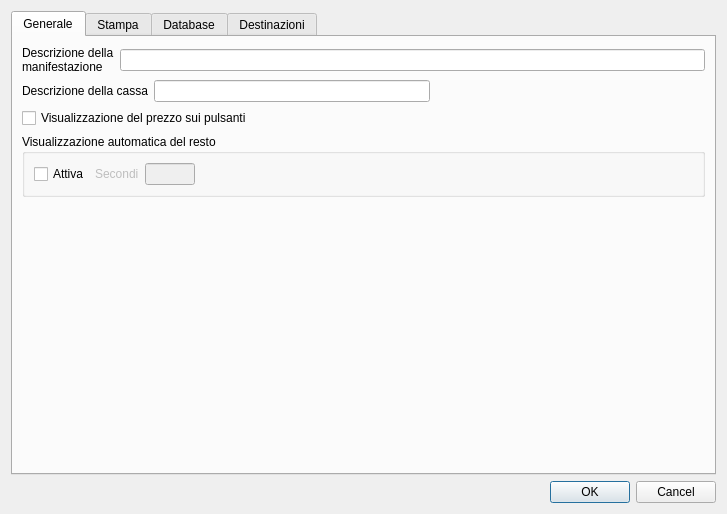
mtonin/gestcassa, file src/configurazionedlg.ui: the form before one commit.
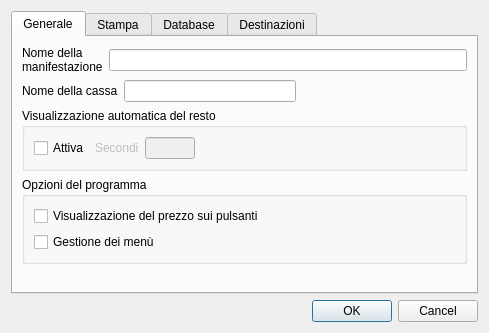
The form after the commit. Custom widgets are drawn as their Qt base class.

Commit message: - implementazioni per gestione menu

Patch:
```diff
--- a/src/configurazionedlg.ui
+++ b/src/configurazionedlg.ui
@@ -6,14 +6,14 @@
    <rect>
     <x>0</x>
     <y>0</y>
-    <width>727</width>
-    <height>514</height>
+    <width>489</width>
+    <height>333</height>
    </rect>
   </property>
   <property name="windowTitle">
    <string>Configurazione</string>
   </property>
-  <layout class="QVBoxLayout" name="verticalLayout_5">
+  <layout class="QVBoxLayout" name="verticalLayout_6">
    <item>
     <widget class="QTabWidget" name="tabWidget">
      <property name="currentIndex">
@@ -29,7 +29,7 @@
          <item>
           <widget class="QLabel" name="label_6">
            <property name="text">
-            <string>Descrizione della manifestazione</string>
+            <string>Nome della manifestazione</string>
            </property>
            <property name="wordWrap">
             <bool>true</bool>
@@ -50,7 +50,7 @@
          <item>
           <widget class="QLabel" name="label_5">
            <property name="text">
-            <string>Descrizione della cassa</string>
+            <string>Nome della cassa</string>
            </property>
            <property name="wordWrap">
             <bool>true</bool>
@@ -79,30 +79,6 @@
          </item>
         </layout>
        </item>
-       <item>
-        <layout class="QHBoxLayout" name="horizontalLayout_8">
-         <item>
-          <widget class="QCheckBox" name="visualizzaPrezzoBox">
-           <property name="text">
-            <string>Visualizzazione del prezzo sui pulsanti</string>
-           </property>
-          </widget>
-         </item>
-         <item>
-          <spacer name="horizontalSpacer_3">
-           <property name="orientation">
-            <enum>Qt::Horizontal</enum>
-           </property>
-           <property name="sizeHint" stdset="0">
-            <size>
-             <width>40</width>
-             <height>20</height>
-            </size>
-           </property>
-          </spacer>
-         </item>
-        </layout>
-       </item>
        <item>
         <widget class="QGroupBox" name="groupBox">
          <property name="title">
@@ -162,6 +138,29 @@
          <zorder>horizontalSpacer</zorder>
         </widget>
        </item>
+       <item>
+        <widget class="QGroupBox" name="groupBox_4">
+         <property name="title">
+          <string>Opzioni del programma</string>
+         </property>
+         <layout class="QVBoxLayout" name="verticalLayout_5">
+          <item>
+           <widget class="QCheckBox" name="visualizzaPrezzoBox">
+            <property name="text">
+             <string>Visualizzazione del prezzo sui pulsanti</string>
+            </property>
+           </widget>
+          </item>
+          <item>
+           <widget class="QCheckBox" name="gestioneMenuBox">
+            <property name="text">
+             <string>Gestione dei menù</string>
+            </property>
+           </widget>
+          </item>
+         </layout>
+        </widget>
+       </item>
        <item>
         <spacer name="verticalSpacer">
          <property name="orientation">
```
The commit also changes 9 other files.
